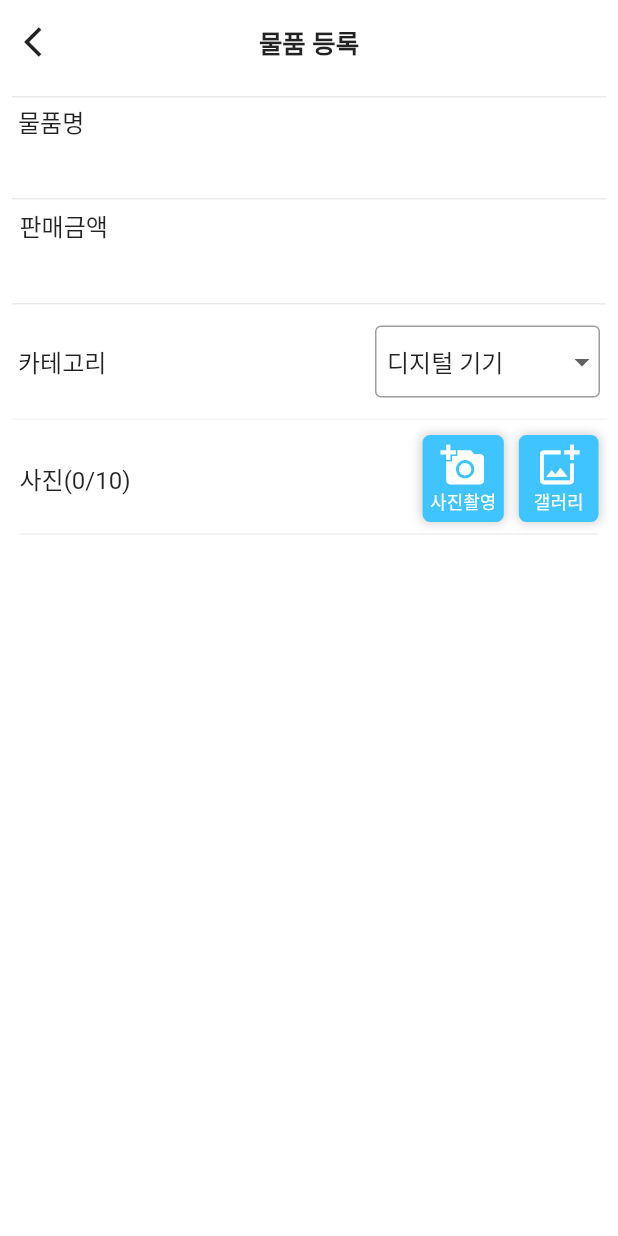
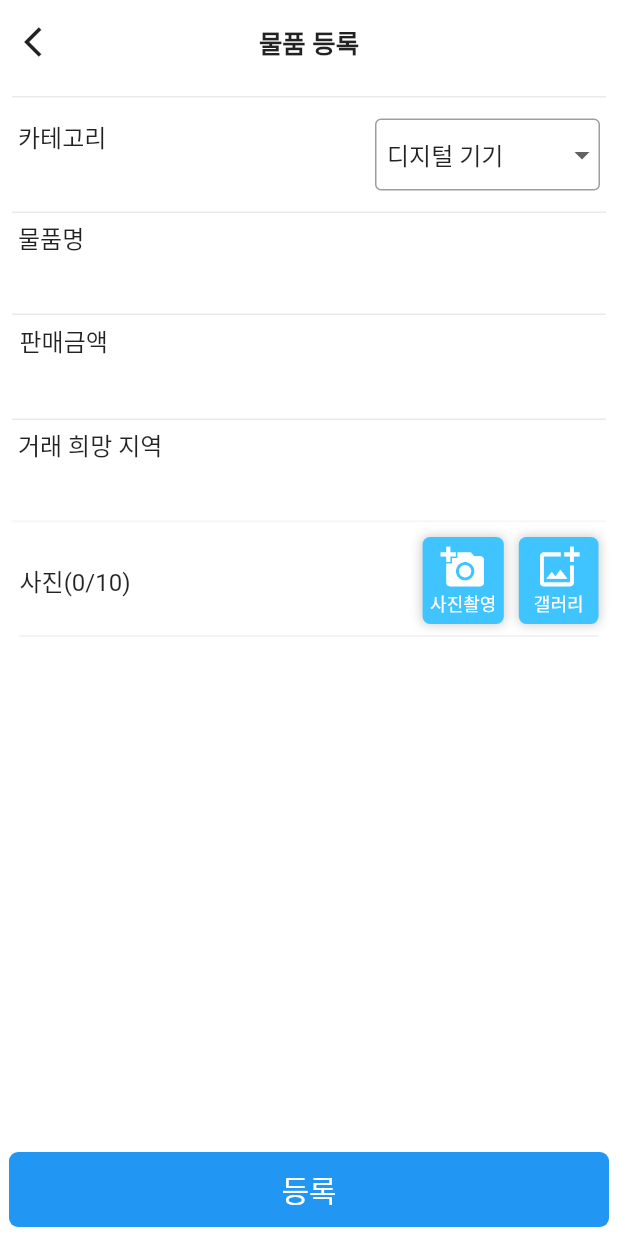
Before and after one commit to owj0512/used_market, a Flutter app: the AddGoods screen opened directly, on a phone screen of 412 x 824 dp. Run offline on Flutter 3.47's test engine with Material 2 defaults, Android fonts, the phone set to English and light mode, and no system bars; our stand-ins replace carousel_slider, cloud_firestore, currency_text_input_formatter, dotted_border, firebase_auth, firebase_core and 5 more; accounts and stored records are empty; project files that could hold a hidden picture were left out.

Commit message:
08-27 업데이트1

```diff
--- a/lib/home/home.dart
+++ b/lib/home/home.dart
@@ -71,9 +71,7 @@ class HomeState extends State<Home> {
           )
         ],
       ),
-      body: Center(
-        child: SizedBox(
-          width: 800,
+      body: SingleChildScrollView(
         child: Column(
           children: [
         const Padding(
@@ -90,7 +88,6 @@ class HomeState extends State<Home> {
           ],
         ),
       ),
-      ),
     );
   }
 }
--- a/lib/home/main_tab_page.dart
+++ b/lib/home/main_tab_page.dart
@@ -1,5 +1,5 @@
 import 'package:flutter/material.dart';
-import 'package:used_market/view/market/goods_list.dart';
+import 'package:used_market/view/used_market/goods_list.dart';
 import 'package:used_market/view/user_info_management/my_page.dart';
 import 'home.dart';
 
--- a/lib/view/market/add_goods.dart
+++ b/lib/view/used_market/add_goods.dart
@@ -1,7 +1,9 @@
 import 'package:currency_text_input_formatter/currency_text_input_formatter.dart';
 import 'package:flutter/material.dart';
 import 'package:used_market/component/image_uploader.dart';
+import 'package:used_market/component/loading.dart';
 import 'package:used_market/component/on_back_pressed.dart';
+import 'package:used_market/controller/used_market/used_market_controller.dart';
 import 'package:used_market/model/market/goods_category.dart';
 
 class AddGoods extends StatefulWidget {
@@ -13,9 +15,11 @@ class AddGoods extends StatefulWidget {
 
 class AddGoodsState extends State<AddGoods> {
   final _formKey = GlobalKey<FormState>();
+  String category = '디지털 기기';
   TextEditingController goodsName = TextEditingController();
   TextEditingController price = TextEditingController();
-  String category = '디지털 기기';
+  TextEditingController tradePlace = TextEditingController();
+
 
   @override
   Widget build(BuildContext context) {
@@ -47,6 +51,55 @@ class AddGoodsState extends State<AddGoods> {
                   padding: const EdgeInsets.all(8.0),
                   child: Column(
                     children: [
+
+                      Container(
+                        decoration: const BoxDecoration(
+                            border: Border(
+                              top: BorderSide(color: Color(0xffEAEAEA)),
+                            )),
+                        padding: const EdgeInsets.all(4),
+                        width: double.infinity,
+                        child: Column(
+                          children: [
+                            const SizedBox(height: 10),
+                            Row(
+                              mainAxisAlignment: MainAxisAlignment.spaceBetween,
+                              crossAxisAlignment: CrossAxisAlignment.start,
+                              children: [
+                                const Text('카테고리', style: TextStyle(fontSize: 16)),
+                                const SizedBox(width: 40),
+                                SizedBox(
+                                  width: 150,
+                                  child: DropdownButtonFormField(
+                                    decoration: const InputDecoration(
+                                        contentPadding: EdgeInsets.symmetric(horizontal: 8),
+                                        enabledBorder: OutlineInputBorder(borderSide: BorderSide(color: Colors.grey)),
+                                        focusedBorder: OutlineInputBorder(borderSide: BorderSide(color: Colors.grey))
+                                    ),
+                                    hint: const Text('카테고리 선택'),
+                                    alignment: Alignment.center,
+                                    isExpanded: true,
+                                    value: category,
+                                    items: GoodsCategory().goodsCategory.map((String value) {
+                                      return DropdownMenuItem(
+                                        value: value,
+                                        child: Text(value),
+                                      );
+                                    }).toList(),
+                                    onChanged: (dynamic value) {
+                                      setState(() {
+                                        category = value;
+                                      });
+                                    },
+                                  ),
+                                ),
+                              ],
+                            ),
+                            const SizedBox(height: 10),
+                          ],
+                        ),
+                      ),
+
                       Container(
                         decoration: const BoxDecoration(
                             border: Border(
@@ -77,8 +130,8 @@ class AddGoodsState extends State<AddGoods> {
                             ),
                           ],
                         ),
-                      )
-                      ,
+                      ),
+
                       Container(
                         decoration: const BoxDecoration(
                             border: Border(
@@ -125,44 +178,30 @@ class AddGoodsState extends State<AddGoods> {
                         padding: const EdgeInsets.all(4),
                         width: double.infinity,
                         child: Column(
+                          crossAxisAlignment: CrossAxisAlignment.start,
                           children: [
-                            const SizedBox(height: 10),
-                            Row(
-                              mainAxisAlignment: MainAxisAlignment.spaceBetween,
-                              children: [
-                                const Text('카테고리', style: TextStyle(fontSize: 16)),
-                                const SizedBox(width: 40),
-                                SizedBox(
-                                  width: 150,
-                                  child: DropdownButtonFormField(
-                                    decoration: const InputDecoration(
-                                      contentPadding: EdgeInsets.symmetric(horizontal: 8),
-                                      enabledBorder: OutlineInputBorder(borderSide: BorderSide(color: Colors.grey)),
-                                      focusedBorder: OutlineInputBorder(borderSide: BorderSide(color: Colors.grey))
-                                    ),
-                                    hint: const Text('카테고리 선택'),
-                                    alignment: Alignment.center,
-                                    isExpanded: true,
-                                    value: category,
-                                    items: GoodsCategory().goodsCategory.map((String value) {
-                                      return DropdownMenuItem(
-                                        value: value,
-                                        child: Text(value),
-                                      );
-                                    }).toList(),
-                                    onChanged: (dynamic value) {
-                                      setState(() {
-                                        category = value;
-                                      });
-                                    },
+                            const Text('거래 희망 지역', style: const TextStyle(fontSize: 16)),
+                            TextField(
+                              controller: tradePlace,
+                              maxLines: 1,
+                              maxLength: 100,
+                              textAlign: TextAlign.left,
+                              decoration: const InputDecoration(
+                                //hintText: '입력',
+                                  alignLabelWithHint: true,
+                                  isDense: true,
+                                  counterText: '',
+                                  enabledBorder: UnderlineInputBorder(
+                                    borderSide: BorderSide(color: Colors.white),
                                   ),
-                                ),
-                              ],
+                                  focusedBorder: UnderlineInputBorder(
+                                    borderSide: BorderSide(color: Colors.white),
+                                  )),
                             ),
-                            const SizedBox(height: 10),
                           ],
                         ),
                       ),
+
 
 
                       //사진 등록 부분
@@ -171,7 +210,52 @@ class AddGoodsState extends State<AddGoods> {
                   ),
                 ),
               ),
-            )),
+            ),
+          bottomNavigationBar: InkWell(
+            onTap: () {
+                showDialog(
+                    useRootNavigator: false,
+                    context: context,
+                    builder: (buildContext) => AlertDialog(
+                      title: const Text('등록하시겠습니까?', style: TextStyle(fontSize: 16)),
+                      actions: <Widget>[
+                        TextButton(
+                          child: const Text('네'),
+                          onPressed: () async {
+                            //팝업창을 닫고 로딩 팝업창을 띄움
+                            Navigator.pop(context);
+                            Loading().loading(context, '등록중입니다');
+                            await UsedMarketController().addGoods(
+                              category,
+                              goodsName.text,
+                              int.parse(price.text),
+                              tradePlace.text,
+                              ImageUploaderState.images,
+                              ImageUploaderState.imageDescriptionText,
+                            );
+                            if (!mounted) return;
+                            Navigator.pop(context);
+                            Navigator.pop(context);
+                          },
+                        ),
+                        TextButton(
+                          child: const Text('아니요'),
+                          onPressed: () {
+                            Navigator.pop(context);
+                          },
+                        ),
+                      ],
+                    ));
+
+            },
+            child: Container(
+                margin: const EdgeInsets.all(6),
+                width: 600,
+                height: 50,
+                decoration: BoxDecoration(color: Colors.blue, borderRadius: BorderRadius.circular(6)),
+                child: const Center(child: Text('등록', style: TextStyle(fontSize: 20, color: Colors.white)))),
+          ),
+        ),
       ),
     );
   }
--- a/lib/view/market/goods_list.dart
+++ b/lib/view/used_market/goods_list.dart
@@ -1,5 +1,5 @@
 import 'package:flutter/material.dart';
-import 'package:used_market/view/market/add_goods.dart';
+import 'package:used_market/view/used_market/add_goods.dart';
 
 class GoodsList extends StatefulWidget {
   const GoodsList({Key? key}) : super(key: key);
```
Also changed, not shown: lib/controller/used_market/used_market_controller.dart (added, +43 -0 lines). Lines whose indentation alone changed are shown as unchanged.
